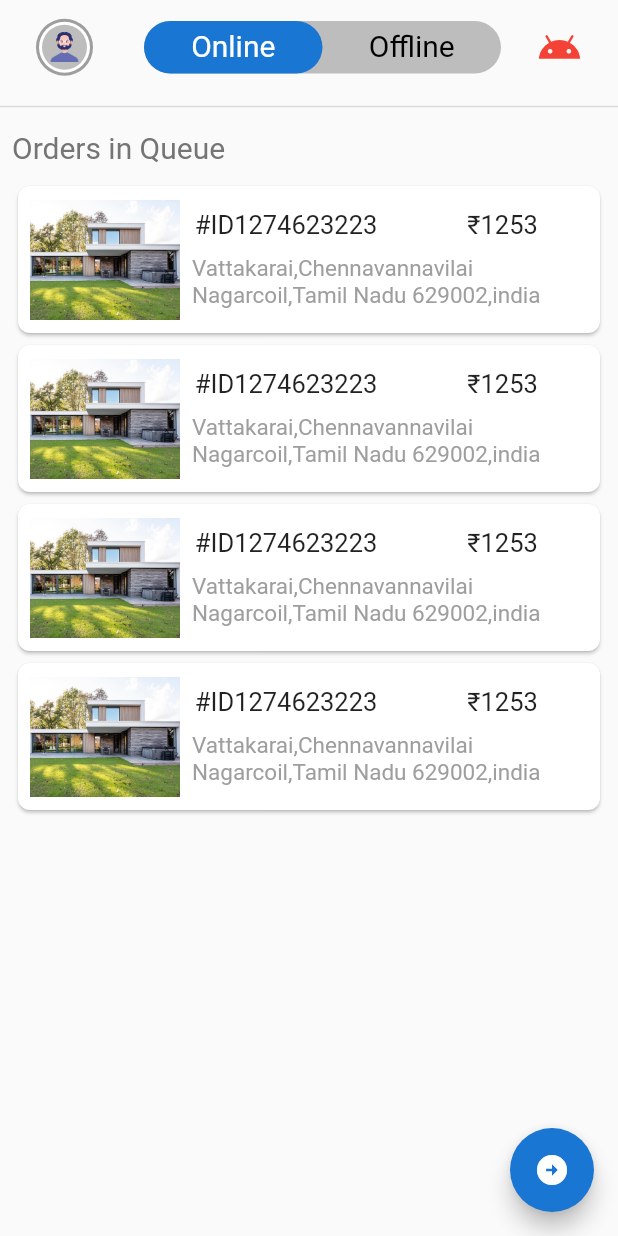
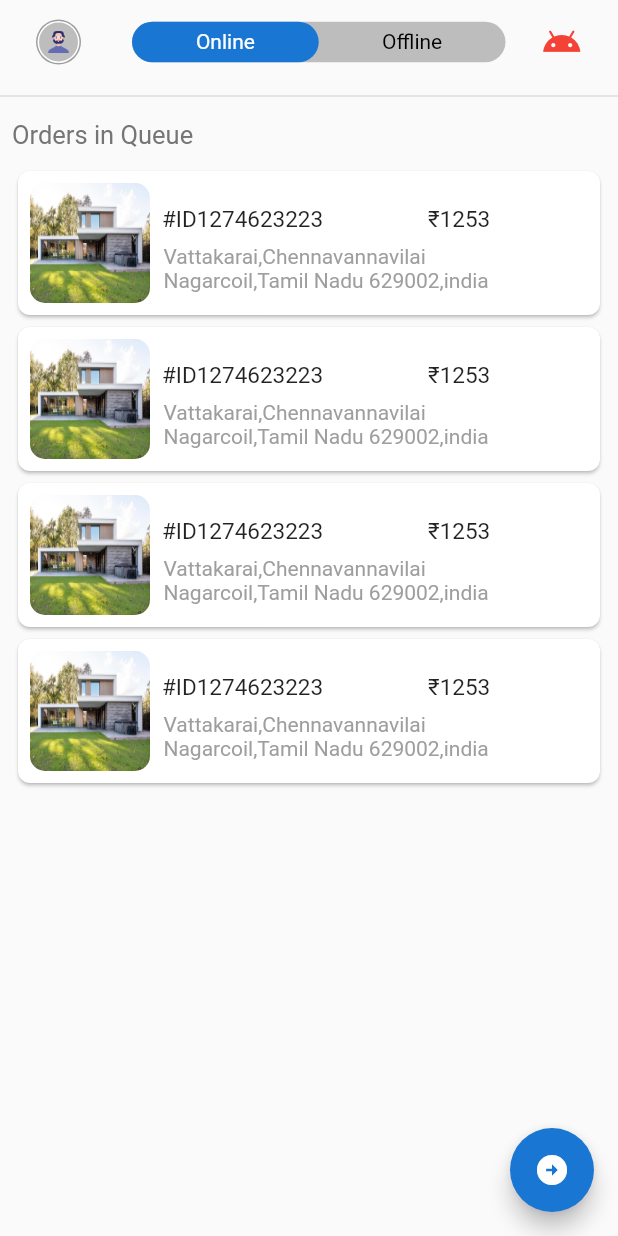
Before and after one commit to muhammedsaheerck/treeIntegrated-mapintegration, a Flutter app: the screen it shows after launch, on a phone screen of 412 x 824 dp. Run offline on Flutter 3.47's test engine with Material 2 defaults, Android fonts, the light colour scheme and no system bars; our stand-ins replace google_maps_flutter, slide_to_act, sliding_up_panel.

Commit message:
project edited , all texts

```diff
--- a/lib/pressentation/screen_order/screen_online.dart
+++ b/lib/pressentation/screen_order/screen_online.dart
@@ -1,6 +1,4 @@
 import 'package:flutter/material.dart';
-import 'package:flutter/src/widgets/framework.dart';
-import 'package:flutter/src/widgets/placeholder.dart';
 import 'package:treetech/pressentation/screen_map.dart';
 
 class ScreenOnline extends StatelessWidget {
@@ -16,7 +14,7 @@ class ScreenOnline extends StatelessWidget {
           children: [
             Text(
               "Orders in Queue",
-              style: TextStyle(fontSize: 20, color: Colors.grey.shade600),
+              style: TextStyle(fontSize: 17, color: Colors.grey.shade600),
             ),
             const SizedBox(
               height: 10,
@@ -30,7 +28,7 @@ class ScreenOnline extends StatelessWidget {
                     onTap: () => Navigator.push(
                         context,
                         MaterialPageRoute(
-                          builder: (context) => ScreenMap(),
+                          builder: (context) => const ScreenMap(),
                         )),
                     child: Card(
                         shape: RoundedRectangleBorder(
@@ -40,51 +38,46 @@ class ScreenOnline extends StatelessWidget {
                           child: Row(
                             children: [
                               Container(
-                                  width: 100,
+                                width: 80,
                                 height: 80,
                                 decoration: BoxDecoration(
-                                      borderRadius: BorderRadius.circular(40)),
-                                  // width: 100,
-                                  child: Image.asset(
-                                    "asset/46310737_2102978689754530_2050410506572791808_n.jpg",
-                                    fit: BoxFit.cover,
-                                    // width: 100,
-                                    // height: 100,
-                                  )),
+                                    image: const DecorationImage(
+                                        fit: BoxFit.fill,
+                                        image: AssetImage(
+                                            "asset/46310737_2102978689754530_2050410506572791808_n.jpg")),
+                                    borderRadius: BorderRadius.circular(10)),
+                              ),
+                              Column(
+                                mainAxisAlignment: MainAxisAlignment.start,
+                                children: [
                                   Padding(
                                     padding: const EdgeInsets.all(8.0),
-                                child: Column(
-                                  mainAxisAlignment: MainAxisAlignment.start,
-                                  children: [
-                                    Row(
+                                    child: Row(
                                       children: const [
                                         Text(
                                           "#ID1274623223",
                                           style: TextStyle(
-                                              fontSize: 17,
+                                              fontSize: 15,
                                               fontWeight: FontWeight.w400),
                                         ),
                                         SizedBox(
-                                          width: 60,
+                                          width: 70,
                                         ),
                                         Text(
                                           "₹1253",
                                           style: TextStyle(
-                                              fontSize: 17,
+                                              fontSize: 15,
                                               fontWeight: FontWeight.w400),
                                         )
                                       ],
                                     ),
-                                    const SizedBox(
-                                      height: 10,
                                   ),
                                   const Text(
                                     "Vattakarai,Chennavannavilai\nNagarcoil,Tamil Nadu 629002,india",
                                     style: TextStyle(
-                                          fontSize: 15, color: Colors.grey),
+                                        fontSize: 14, color: Colors.grey),
                                   )
                                 ],
-                                ),
                               )
                             ],
                           ),
--- a/lib/pressentation/screen_order/screen_orders.dart
+++ b/lib/pressentation/screen_order/screen_orders.dart
@@ -1,11 +1,9 @@
 import 'package:flutter/material.dart';
-import 'package:flutter/src/widgets/framework.dart';
-import 'package:flutter/src/widgets/placeholder.dart';
 import 'package:treetech/pressentation/screen_order/screen_offline.dart';
 import 'package:treetech/pressentation/screen_order/screen_online.dart';
 
 class ScreenOrders extends StatefulWidget {
-  ScreenOrders({super.key});
+  const ScreenOrders({super.key});
 
   @override
   State<ScreenOrders> createState() => _ScreenOrdersState();
@@ -31,17 +29,17 @@ class _ScreenOrdersState extends State<ScreenOrders>
               leading: Padding(
                 padding: const EdgeInsets.all(8.0),
                 child: CircleAvatar(
-                  radius: 19,
+                  radius: 15,
                   backgroundColor: Colors.grey,
                   child: CircleAvatar(
-                    radius: 17,
+                    radius: 14,
                     backgroundColor: Colors.white,
                     child: CircleAvatar(
                       backgroundColor: Colors.grey.shade400,
-                      radius: 15,
+                      radius: 13,
                       child: Image.asset(
                         "asset/man.png",
-                        width: 20,
+                        width: 15,
                         fit: BoxFit.fill,
                       ),
                     ),
@@ -53,14 +51,14 @@ class _ScreenOrdersState extends State<ScreenOrders>
                 child: Icon(
                   Icons.android,
                   color: Colors.red,
-                  size: 30,
+                  size: 27,
                 ),
               ),
               title: Padding(
                 padding: const EdgeInsets.only(left: 10, top: 10, bottom: 10),
                 child: Container(
-                  width: 300,
-                  height: 35,
+                  width: 250,
+                  height: 27,
                   decoration: BoxDecoration(
                       color: Colors.grey.shade400,
                       borderRadius: BorderRadius.circular(40)),
@@ -74,7 +72,7 @@ class _ScreenOrdersState extends State<ScreenOrders>
                       labelPadding: const EdgeInsets.only(top: 5, bottom: 5),
                       indicatorColor: Colors.blue.shade700,
                       labelStyle: const TextStyle(
-                          fontSize: 20, fontWeight: FontWeight.w400),
+                          fontSize: 14, fontWeight: FontWeight.w400),
                       tabs: const [
                         Text(
                           "Online",
--- a/pubspec.yaml
+++ b/pubspec.yaml
@@ -36,7 +36,7 @@ dependencies:
   # Use with the CupertinoIcons class for iOS style icons.
   cupertino_icons: ^1.0.2
   google_maps_flutter: ^2.2.5
-  geolocator: ^9.0.2
+  # geolocator: ^9.0.2
   sliding_up_panel: ^2.0.0+1
   slide_to_act: any
 
```
Also changed, not shown: lib/pressentation/screen_map.dart (+56 -61 lines), pubspec.lock, 3 other files. Lines whose indentation alone changed are shown as unchanged.
